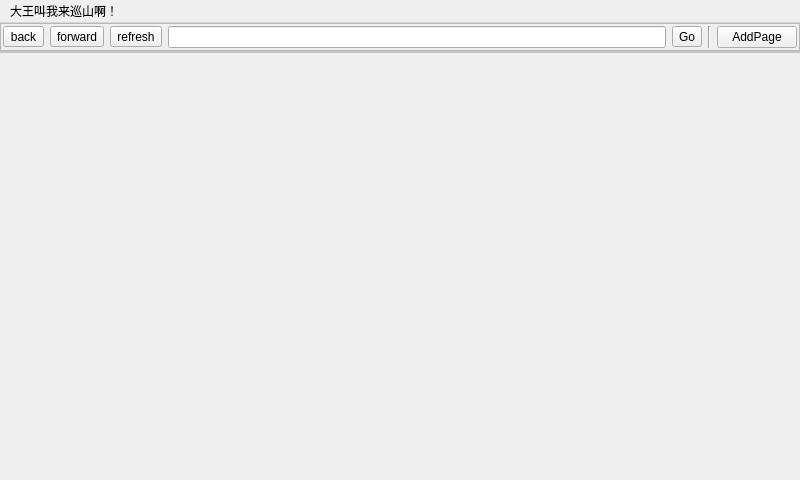
Above: mainwindow.ui from qyslamd/yi-guai before the change. Below: the same form after it.
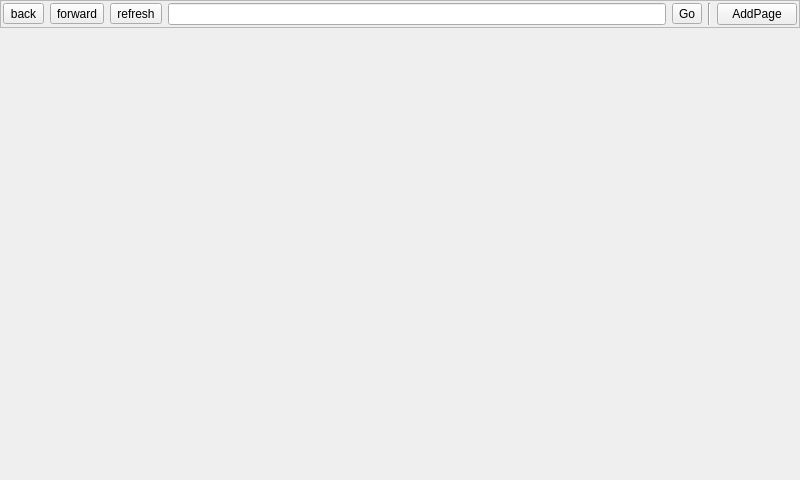
That is the form after the change.

Patch:
```diff
--- a/mainwindow.ui
+++ b/mainwindow.ui
@@ -102,8 +102,8 @@
     <item>
      <widget class="QTabWidget" name="tabWidget">
       <property name="styleSheet">
-       <string notr="true">QTabWidget::pane { /* The tab widget frame */
-     border-top: 2px solid #C2C7CB;
+       <string notr="true">QTabWidget::pane {
+     border-top: none;
  }</string>
       </property>
       <property name="currentIndex">
@@ -113,22 +113,6 @@
     </item>
    </layout>
   </widget>
-  <widget class="QMenuBar" name="menubar">
-   <property name="geometry">
-    <rect>
-     <x>0</x>
-     <y>0</y>
-     <width>800</width>
-     <height>23</height>
-    </rect>
-   </property>
-   <widget class="QMenu" name="menu">
-    <property name="title">
-     <string>大王叫我来巡山啊！</string>
-    </property>
-   </widget>
-   <addaction name="menu"/>
-  </widget>
  </widget>
  <resources/>
  <connections/>
```
